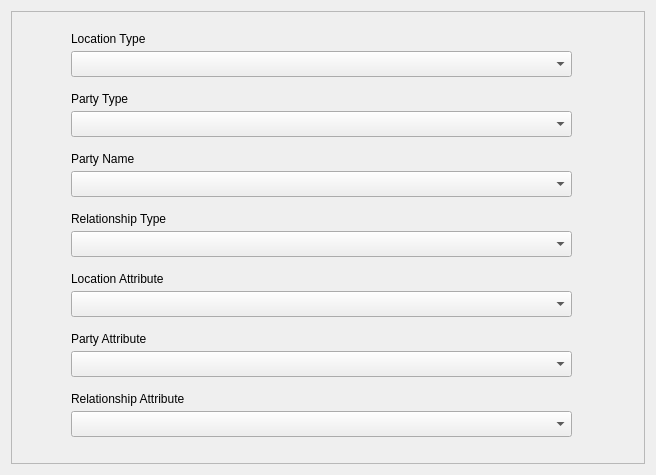
This is cadasta/gui/ui/wizard/step_project_creation02.ui in Cadasta/cadasta-qgis-plugin as Qt 5 draws it before an edit. The edited form follows.
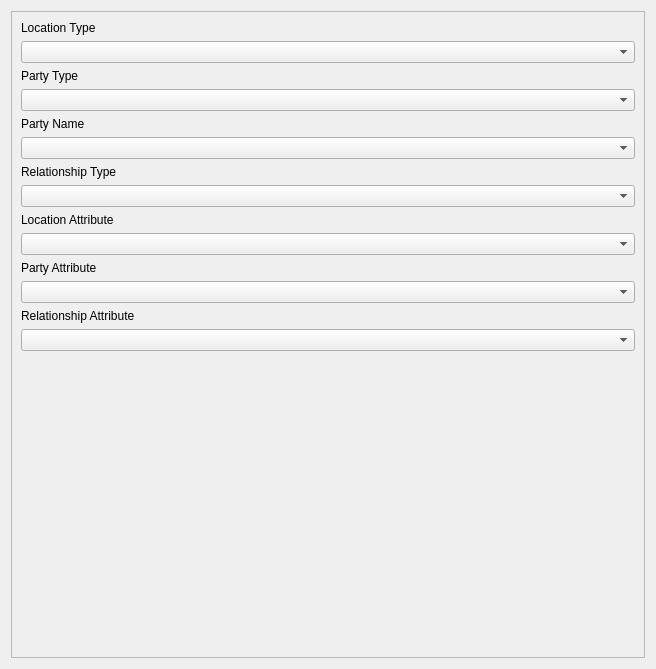
This is the edited form.

Patch:
```diff
--- a/cadasta/gui/ui/wizard/step_project_creation02.ui
+++ b/cadasta/gui/ui/wizard/step_project_creation02.ui
@@ -7,7 +7,7 @@
     <x>0</x>
     <y>0</y>
     <width>656</width>
-    <height>475</height>
+    <height>669</height>
    </rect>
   </property>
   <property name="sizePolicy">
@@ -21,205 +21,104 @@
   </property>
   <layout class="QVBoxLayout" name="verticalLayout_2">
    <item>
-    <widget class="QFrame" name="frame">
-     <property name="frameShape">
-      <enum>QFrame::StyledPanel</enum>
+    <widget class="QScrollArea" name="scrollArea">
+     <property name="widgetResizable">
+      <bool>true</bool>
      </property>
-     <property name="frameShadow">
-      <enum>QFrame::Raised</enum>
-     </property>
-     <widget class="QLabel" name="label_9">
+     <widget class="QWidget" name="scrollAreaWidgetContents_2">
       <property name="geometry">
        <rect>
-        <x>60</x>
-        <y>530</y>
-        <width>60</width>
-        <height>16</height>
+        <x>0</x>
+        <y>0</y>
+        <width>636</width>
+        <height>649</height>
        </rect>
       </property>
-      <property name="font">
-       <font>
-        <weight>75</weight>
-        <bold>true</bold>
-       </font>
-      </property>
-      <property name="text">
-       <string/>
-      </property>
-     </widget>
-     <widget class="QLabel" name="label_11">
-      <property name="geometry">
-       <rect>
-        <x>180</x>
-        <y>530</y>
-        <width>51</width>
-        <height>16</height>
-       </rect>
-      </property>
-      <property name="text">
-       <string/>
-      </property>
-     </widget>
-     <widget class="QLabel" name="label_2">
-      <property name="geometry">
-       <rect>
-        <x>60</x>
-        <y>80</y>
-        <width>161</width>
-        <height>16</height>
-       </rect>
-      </property>
-      <property name="text">
-       <string>Party Type</string>
-      </property>
-     </widget>
-     <widget class="QComboBox" name="relationship_attribute_box">
-      <property name="geometry">
-       <rect>
-        <x>60</x>
-        <y>400</y>
-        <width>501</width>
-        <height>26</height>
-       </rect>
-      </property>
-     </widget>
-     <widget class="QComboBox" name="location_attribute_box">
-      <property name="geometry">
-       <rect>
-        <x>60</x>
-        <y>280</y>
-        <width>501</width>
-        <height>26</height>
-       </rect>
-      </property>
-     </widget>
-     <widget class="QLabel" name="label_7">
-      <property name="geometry">
-       <rect>
-        <x>60</x>
-        <y>320</y>
-        <width>161</width>
-        <height>16</height>
-       </rect>
-      </property>
-      <property name="text">
-       <string>Party Attribute</string>
-      </property>
-     </widget>
-     <widget class="QLabel" name="label_8">
-      <property name="geometry">
-       <rect>
-        <x>60</x>
-        <y>380</y>
-        <width>161</width>
-        <height>16</height>
-       </rect>
-      </property>
-      <property name="text">
-       <string>Relationship Attribute</string>
-      </property>
-     </widget>
-     <widget class="QComboBox" name="party_type_box">
-      <property name="geometry">
-       <rect>
-        <x>60</x>
-        <y>100</y>
-        <width>501</width>
-        <height>26</height>
-       </rect>
-      </property>
-     </widget>
-     <widget class="QLabel" name="label_5">
-      <property name="geometry">
-       <rect>
-        <x>60</x>
-        <y>200</y>
-        <width>161</width>
-        <height>16</height>
-       </rect>
-      </property>
-      <property name="text">
-       <string>Relationship Type</string>
-      </property>
-     </widget>
-     <widget class="QComboBox" name="location_type_box">
-      <property name="geometry">
-       <rect>
-        <x>60</x>
-        <y>40</y>
-        <width>501</width>
-        <height>26</height>
-       </rect>
-      </property>
-     </widget>
-     <widget class="QLabel" name="label_4">
-      <property name="geometry">
-       <rect>
-        <x>60</x>
-        <y>140</y>
-        <width>161</width>
-        <height>16</height>
-       </rect>
-      </property>
-      <property name="text">
-       <string>Party Name</string>
-      </property>
-     </widget>
-     <widget class="QLabel" name="label_6">
-      <property name="geometry">
-       <rect>
-        <x>60</x>
-        <y>260</y>
-        <width>161</width>
-        <height>16</height>
-       </rect>
-      </property>
-      <property name="text">
-       <string>Location Attribute </string>
-      </property>
-     </widget>
-     <widget class="QLabel" name="label">
-      <property name="geometry">
-       <rect>
-        <x>60</x>
-        <y>20</y>
-        <width>161</width>
-        <height>16</height>
-       </rect>
-      </property>
-      <property name="text">
-       <string>Location Type</string>
-      </property>
-     </widget>
-     <widget class="QComboBox" name="party_name_box">
-      <property name="geometry">
-       <rect>
-        <x>60</x>
-        <y>160</y>
-        <width>501</width>
-        <height>26</height>
-       </rect>
-      </property>
-     </widget>
-     <widget class="QComboBox" name="relationship_type_box">
-      <property name="geometry">
-       <rect>
-        <x>60</x>
-        <y>220</y>
-        <width>501</width>
-        <height>26</height>
-       </rect>
-      </property>
-     </widget>
-     <widget class="QComboBox" name="party_attribute_box">
-      <property name="geometry">
-       <rect>
-        <x>60</x>
-        <y>340</y>
-        <width>501</width>
-        <height>26</height>
-       </rect>
-      </property>
+      <layout class="QVBoxLayout" name="verticalLayout">
+       <item>
+        <widget class="QLabel" name="label">
+         <property name="text">
+          <string>Location Type</string>
+         </property>
+        </widget>
+       </item>
+       <item>
+        <widget class="QComboBox" name="location_type_box"/>
+       </item>
+       <item>
+        <widget class="QLabel" name="label_2">
+         <property name="text">
+          <string>Party Type</string>
+         </property>
+        </widget>
+       </item>
+       <item>
+        <widget class="QComboBox" name="party_type_box"/>
+       </item>
+       <item>
+        <widget class="QLabel" name="label_4">
+         <property name="text">
+          <string>Party Name</string>
+         </property>
+        </widget>
+       </item>
+       <item>
+        <widget class="QComboBox" name="party_name_box"/>
+       </item>
+       <item>
+        <widget class="QLabel" name="label_5">
+         <property name="text">
+          <string>Relationship Type</string>
+         </property>
+        </widget>
+       </item>
+       <item>
+        <widget class="QComboBox" name="relationship_type_box"/>
+       </item>
+       <item>
+        <widget class="QLabel" name="label_6">
+         <property name="text">
+          <string>Location Attribute </string>
+         </property>
+        </widget>
+       </item>
+       <item>
+        <widget class="QComboBox" name="location_attribute_box"/>
+       </item>
+       <item>
+        <widget class="QLabel" name="label_7">
+         <property name="text">
+          <string>Party Attribute</string>
+         </property>
+        </widget>
+       </item>
+       <item>
+        <widget class="QComboBox" name="party_attribute_box"/>
+       </item>
+       <item>
+        <widget class="QLabel" name="label_8">
+         <property name="text">
+          <string>Relationship Attribute</string>
+         </property>
+        </widget>
+       </item>
+       <item>
+        <widget class="QComboBox" name="relationship_attribute_box"/>
+       </item>
+       <item>
+        <spacer name="verticalSpacer">
+         <property name="orientation">
+          <enum>Qt::Vertical</enum>
+         </property>
+         <property name="sizeHint" stdset="0">
+          <size>
+           <width>20</width>
+           <height>40</height>
+          </size>
+         </property>
+        </spacer>
+       </item>
+      </layout>
      </widget>
     </widget>
    </item>
```
